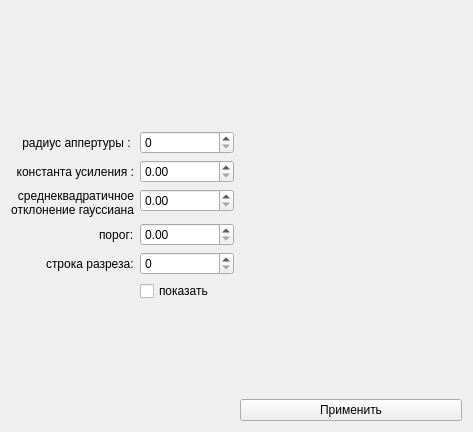
Qt form form.ui (mikolainer/digImageLaba1) before a commit.
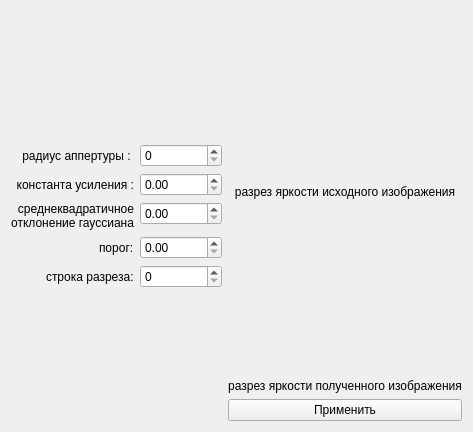
The same form after that commit. Custom widgets are drawn as their Qt base class.

The edit to the form file:
```diff
--- a/form.ui
+++ b/form.ui
@@ -95,20 +95,6 @@
        </property>
       </widget>
      </item>
-     <item row="5" column="1">
-      <widget class="QCheckBox" name="checkBox">
-       <property name="text">
-        <string>показать</string>
-       </property>
-      </widget>
-     </item>
-     <item row="5" column="0">
-      <widget class="QLabel" name="label_6">
-       <property name="text">
-        <string/>
-       </property>
-      </widget>
-     </item>
     </layout>
    </item>
    <item>
@@ -116,9 +102,41 @@
      <item>
       <widget class="MyStr_onImg" name="src_img" native="true"/>
      </item>
+     <item>
+      <widget class="QLabel" name="label_6">
+       <property name="sizePolicy">
+        <sizepolicy hsizetype="Preferred" vsizetype="Fixed">
+         <horstretch>0</horstretch>
+         <verstretch>0</verstretch>
+        </sizepolicy>
+       </property>
+       <property name="text">
+        <string>разрез яркости исходного изображения</string>
+       </property>
+       <property name="alignment">
+        <set>Qt::AlignCenter</set>
+       </property>
+      </widget>
+     </item>
      <item>
       <widget class="MyStr_onImg" name="tar_img" native="true"/>
      </item>
+     <item>
+      <widget class="QLabel" name="label_7">
+       <property name="sizePolicy">
+        <sizepolicy hsizetype="Preferred" vsizetype="Fixed">
+         <horstretch>0</horstretch>
+         <verstretch>0</verstretch>
+        </sizepolicy>
+       </property>
+       <property name="text">
+        <string>разрез яркости полученного изображения</string>
+       </property>
+       <property name="alignment">
+        <set>Qt::AlignCenter</set>
+       </property>
+      </widget>
+     </item>
      <item>
       <widget class="QPushButton" name="pushButton">
        <property name="text">
```
Left out of the diff: 6 changed lines with no effect on the pictures.
